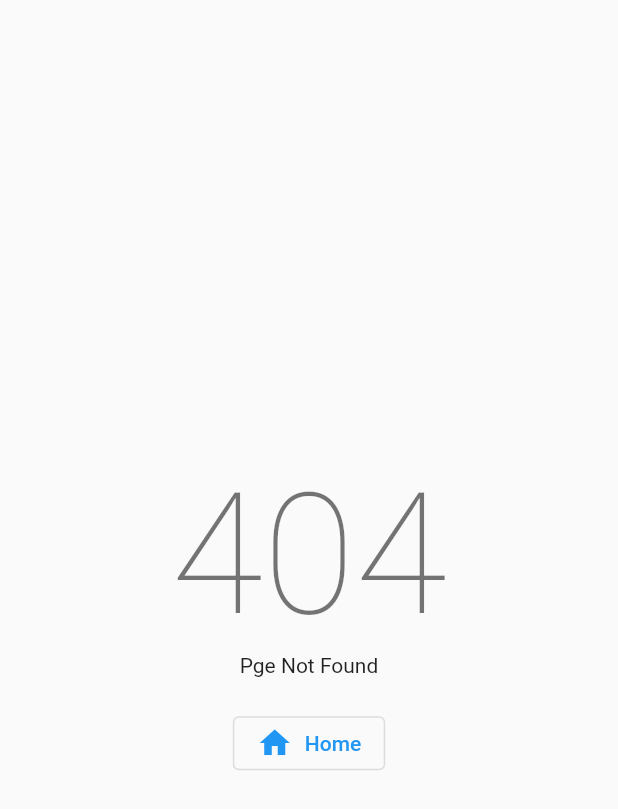
After one commit to RossHS/achievement_tracker, a Flutter app: the NotFoundScreen screen opened directly, on a phone screen of 412 x 824 dp. The commit adds this screen. Shown: the top 809 px of the screen. Run offline on Flutter 3.47's test engine with Material 2 defaults, Android fonts, the phone set to English and light mode, and no system bars; our stand-ins replace beamer, firebase_core, flutter_riverpod; accounts and stored records are empty.

Commit message:
Экран с ошибкой 404

```diff
--- a/lib/main.dart
+++ b/lib/main.dart
@@ -29,6 +29,7 @@ class MyApp extends StatelessWidget {
     return MaterialApp.router(
       routerDelegate: BeamerRoutes.delegator,
       routeInformationParser: BeamerParser(),
+      backButtonDispatcher: BeamerBackButtonDispatcher(delegate: BeamerRoutes.delegator),
     );
   }
 }
--- /dev/null
+++ b/lib/routes/not_found_screen.dart
@@ -0,0 +1,37 @@
+import 'package:beamer/beamer.dart';
+import 'package:flutter/material.dart';
+
+/// Экран с ошибкой 404, когда в качестве аргумента
+/// использован некорректный маршрут
+class NotFoundScreen extends StatelessWidget {
+  const NotFoundScreen({Key? key}) : super(key: key);
+
+  @override
+  Widget build(BuildContext context) {
+    final theme = Theme.of(context);
+    return Scaffold(
+      body: Center(
+        child: Column(
+          mainAxisAlignment: MainAxisAlignment.center,
+          children: [
+            Text(
+              '404',
+              style: theme.textTheme.headline1,
+            ),
+            // TODO 08.03.2022 - перевод
+            const Text('Pge Not Found'),
+            const SizedBox(height: 20),
+            OutlinedButton.icon(
+              onPressed: () {
+                Beamer.of(context).beamToReplacementNamed('/');
+              },
+              icon: const Icon(Icons.home),
+              // TODO 08.03.2022 - перевод
+              label: const Text('Home'),
+            ),
+          ],
+        ),
+      ),
+    );
+  }
+}
--- a/lib/routes/routes_beamer.dart
+++ b/lib/routes/routes_beamer.dart
@@ -1,5 +1,7 @@
 import 'package:achievement_tracker/routes/home_screen.dart';
+import 'package:achievement_tracker/routes/not_found_screen.dart';
 import 'package:beamer/beamer.dart';
+import 'package:flutter/material.dart';
 
 /// Все возможные маршруты приложения для библиотеки [Beamer]
 class BeamerRoutes {
@@ -11,5 +13,10 @@ class BeamerRoutes {
         '/': (context, state, data) => const HomeScreen(),
       },
     ),
+    notFoundPage: const BeamPage(
+      key: ValueKey('not-found'),
+      title: '404',
+      child: NotFoundScreen(),
+    ),
   );
 }
```
